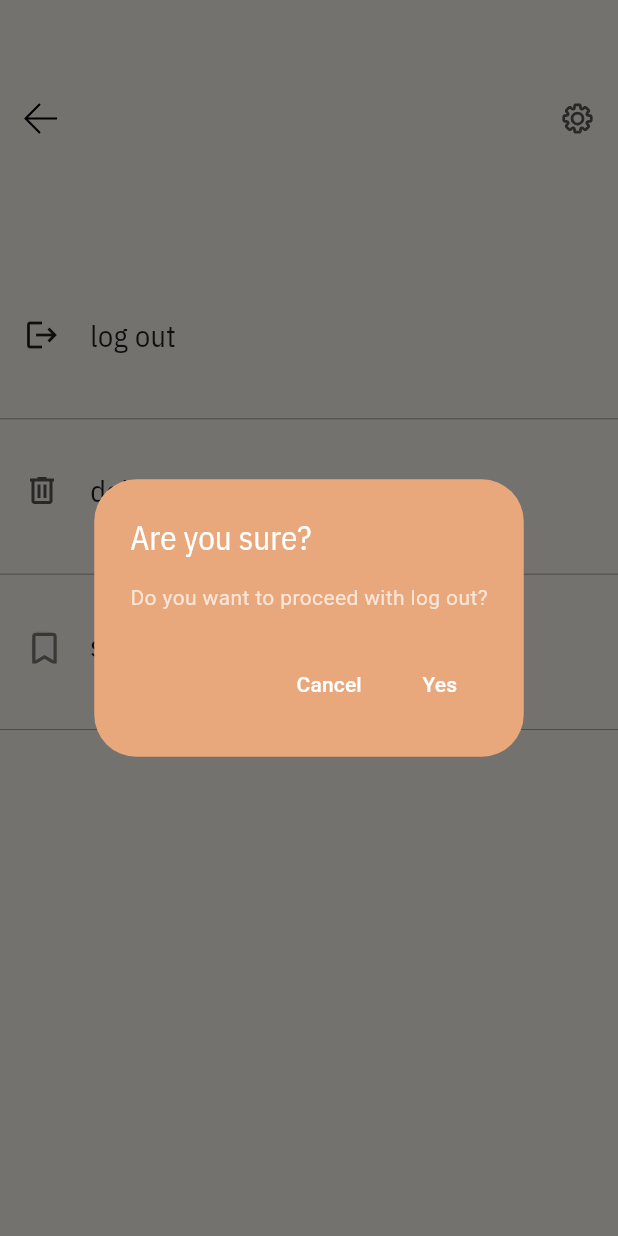
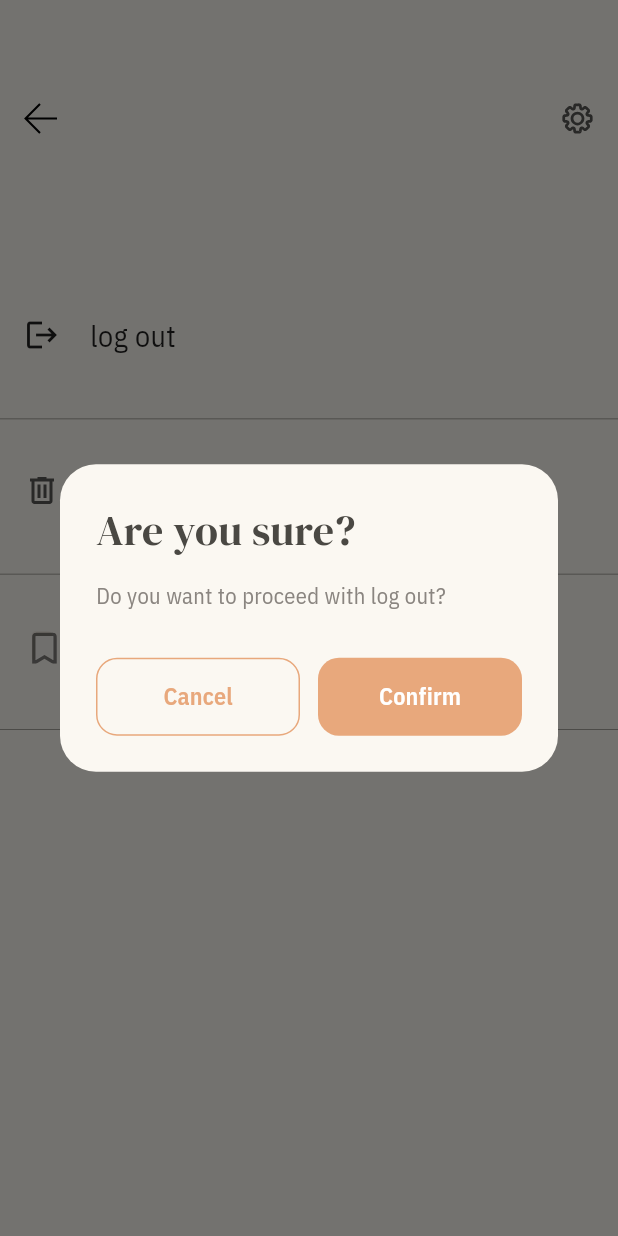
Before and after one commit to Hiroki099/Thrifty, a Flutter app: the AccountSettingPage screen opened by its route, after a tap on "log out", on a phone screen of 412 x 824 dp. Run offline on Flutter 3.47's test engine with Material 3 defaults, Android fonts, the phone set to English and light mode, and no system bars; our stand-ins replace dartz, dio, flutter_bloc, flutter_secure_storage, flutter_svg, go_router and 2 more; accounts and stored records are empty; project files that could hold a hidden picture were left out.

Commit message:
show dialouge styling

```diff
--- a/lib/features/profile/view/pages/edit_profile_page.dart
+++ b/lib/features/profile/view/pages/edit_profile_page.dart
@@ -112,36 +112,96 @@ void showConfirmationDialog(
   showDialog(
     context: context,
     builder: (dialogContext) {
-      return AlertDialog(
-        backgroundColor: const Color(0XFFE8A87C),
-        title: const Text(
+      return Dialog(
+        backgroundColor: const Color(0xFFFBF8F2),
+        shape: RoundedRectangleBorder(borderRadius: BorderRadius.circular(24)),
+        child: Padding(
+          padding: const EdgeInsets.all(24),
+          child: Column(
+            mainAxisSize: MainAxisSize.min,
+            crossAxisAlignment: CrossAxisAlignment.start,
+            children: [
+              const Text(
                 "Are you sure?",
                 style: TextStyle(
-            color: Colors.white,
-            fontFamily: "IBM Plex Sans",
-            fontSize: 22,
-            fontWeight: FontWeight.w400,
+                  fontFamily: "DM Serif Display",
+                  fontSize: 28,
+                  color: Color(0xFF4A4843),
                 ),
               ),
-        content: Text(
+
+              const SizedBox(height: 12),
+
+              Text(
                 "Do you want to proceed with $action?",
-          style: const TextStyle(color: Colors.white70),
+                style: const TextStyle(
+                  fontFamily: "IBM Plex Sans",
+                  fontSize: 15,
+                  color: Color(0xFF8A8580),
+                  height: 1.5,
                 ),
-        actions: [
-          TextButton(
+              ),
+
+              const SizedBox(height: 30),
+
+              Row(
+                children: [
+                  Expanded(
+                    child: OutlinedButton(
+                      style: OutlinedButton.styleFrom(
+                        minimumSize: const Size.fromHeight(52),
+                        side: const BorderSide(color: Color(0xFFE8A87C)),
+                        shape: RoundedRectangleBorder(
+                          borderRadius: BorderRadius.circular(14),
+                        ),
+                      ),
                       onPressed: () {
                         Navigator.pop(dialogContext);
                       },
-            child: const Text("Cancel", style: TextStyle(color: Colors.white)),
+                      child: const Text(
+                        "Cancel",
+                        style: TextStyle(
+                          color: Color(0xFFE8A87C),
+                          fontFamily: "IBM Plex Sans",
+                          fontWeight: FontWeight.w600,
+                          fontSize: 16,
                         ),
-          TextButton(
+                      ),
+                    ),
+                  ),
+
+                  const SizedBox(width: 12),
+
+                  Expanded(
+                    child: ElevatedButton(
+                      style: ElevatedButton.styleFrom(
+                        backgroundColor: const Color(0xFFE8A87C),
+                        foregroundColor: Colors.white,
+                        elevation: 0,
+                        minimumSize: const Size.fromHeight(52),
+                        shape: RoundedRectangleBorder(
+                          borderRadius: BorderRadius.circular(14),
+                        ),
+                      ),
                       onPressed: () async {
                         Navigator.pop(dialogContext);
                         await onConfirm();
                       },
-            child: const Text("Yes", style: TextStyle(color: Colors.white)),
+                      child: const Text(
+                        "Confirm",
+                        style: TextStyle(
+                          fontFamily: "IBM Plex Sans",
+                          fontWeight: FontWeight.w600,
+                          fontSize: 16,
+                        ),
+                      ),
+                    ),
                   ),
                 ],
+              ),
+            ],
+          ),
+        ),
       );
     },
   );
```
Lines whose indentation alone changed are shown as unchanged.
